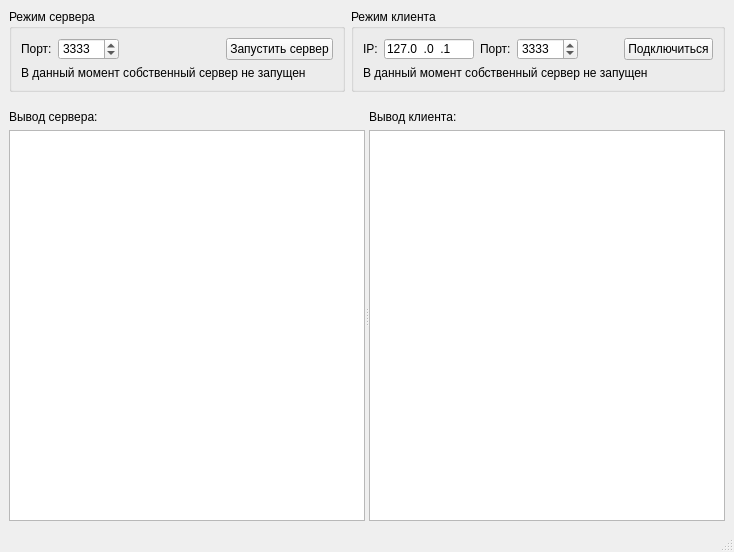
Qt form mainwindow.ui (CJayM/PingPong) before a commit.
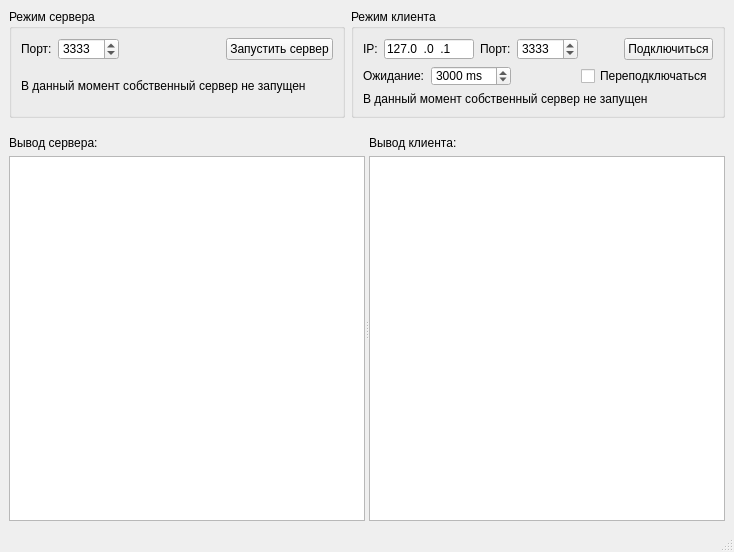
The same form after that commit.

What changed in the file:
```diff
--- a/mainwindow.ui
+++ b/mainwindow.ui
@@ -225,6 +225,62 @@
               </item>
              </layout>
             </item>
+            <item>
+             <layout class="QHBoxLayout" name="horizontalLayout">
+              <item>
+               <widget class="QLabel" name="label_5">
+                <property name="text">
+                 <string>Ожидание:</string>
+                </property>
+               </widget>
+              </item>
+              <item>
+               <widget class="QSpinBox" name="spinClientTimeout">
+                <property name="sizePolicy">
+                 <sizepolicy hsizetype="Minimum" vsizetype="Fixed">
+                  <horstretch>0</horstretch>
+                  <verstretch>0</verstretch>
+                 </sizepolicy>
+                </property>
+                <property name="minimumSize">
+                 <size>
+                  <width>0</width>
+                  <height>20</height>
+                 </size>
+                </property>
+                <property name="suffix">
+                 <string> ms</string>
+                </property>
+                <property name="maximum">
+                 <number>30000</number>
+                </property>
+                <property name="value">
+                 <number>3000</number>
+                </property>
+               </widget>
+              </item>
+              <item>
+               <spacer name="horizontalSpacer_3">
+                <property name="orientation">
+                 <enum>Qt::Horizontal</enum>
+                </property>
+                <property name="sizeHint" stdset="0">
+                 <size>
+                  <width>40</width>
+                  <height>20</height>
+                 </size>
+                </property>
+               </spacer>
+              </item>
+              <item>
+               <widget class="QCheckBox" name="checkBox">
+                <property name="text">
+                 <string>Переподключаться</string>
+                </property>
+               </widget>
+              </item>
+             </layout>
+            </item>
             <item>
              <widget class="QLabel" name="lblClientState">
               <property name="text">
```
